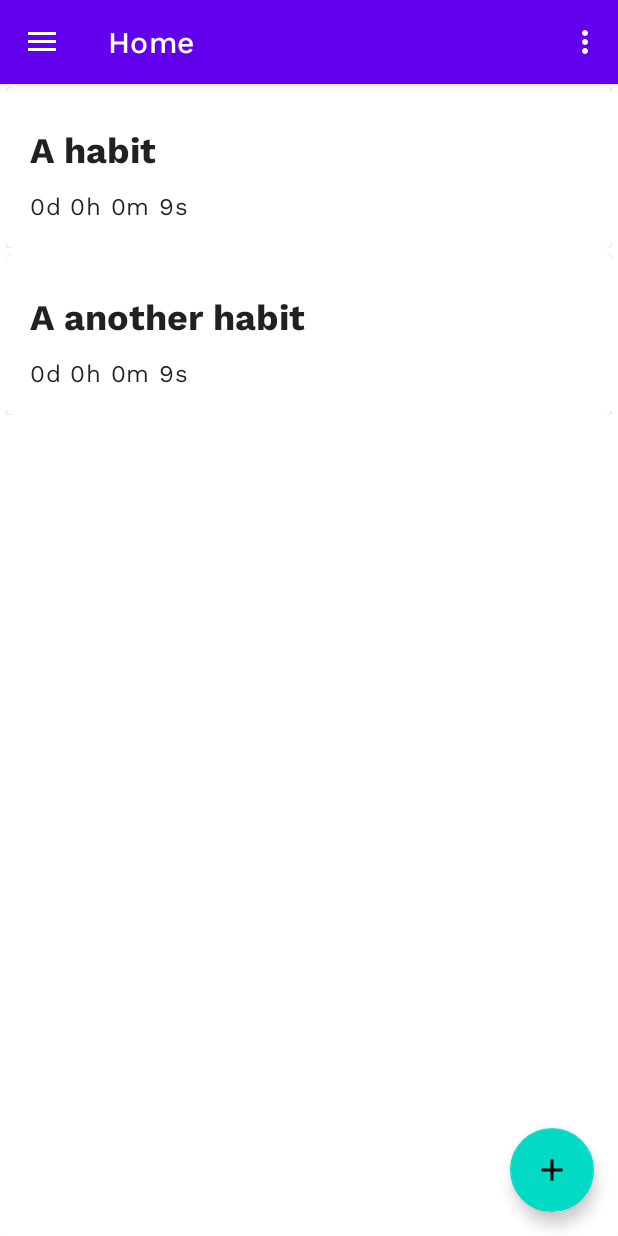
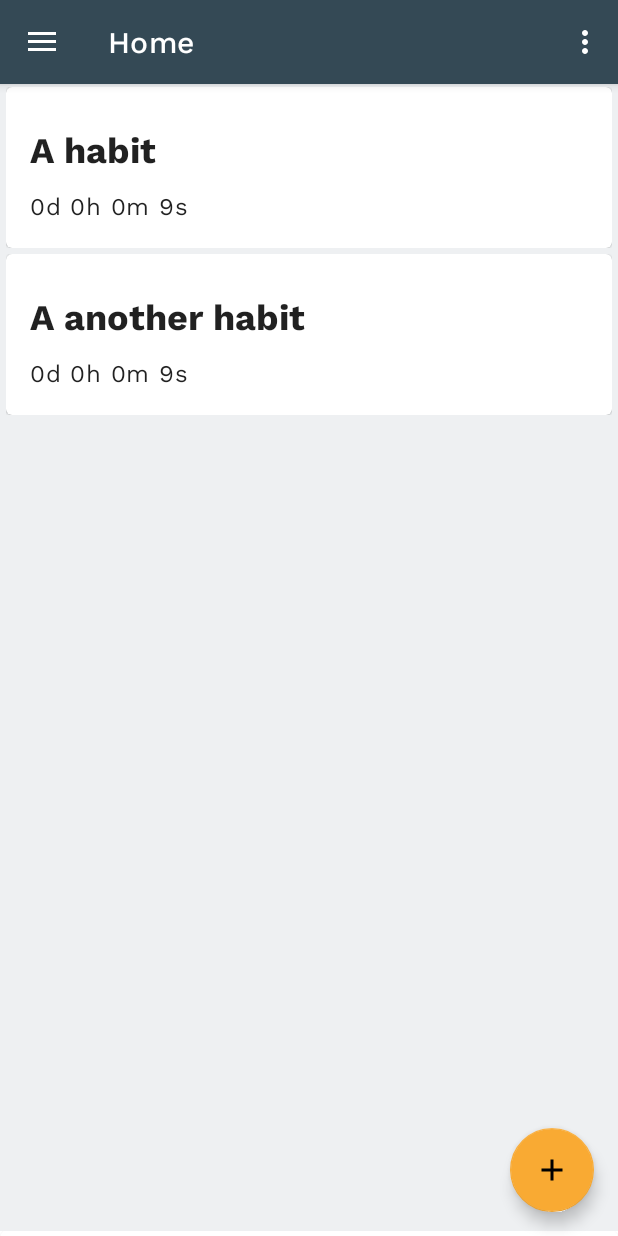
Before and after one commit to tsathis/GoodHabits, an Android app: the screen it shows after launch (MainActivity), on a phone screen of 412 x 824 dp. Run offline under Robolectric (Android 15) with nearby library versions, the phone set to English and light mode, and no system bars; our stand-ins replace Room's generated code, navigation-ui.

Commit message:
Update light theme

```diff
--- a/app/src/main/res/layout/nav_header_main.xml
+++ b/app/src/main/res/layout/nav_header_main.xml
@@ -25,12 +25,14 @@
         android:layout_height="wrap_content"
         android:paddingTop="@dimen/nav_header_vertical_spacing"
         android:text="@string/nav_header_title"
-        android:textAppearance="?attr/textAppearanceBody1" />
+        android:textAppearance="?attr/textAppearanceBody1"
+        android:textColor="?attr/colorOnPrimary"/>
 
     <TextView
         android:id="@+id/textView"
         android:layout_width="wrap_content"
         android:layout_height="wrap_content"
         android:text="@string/nav_header_subtitle"
-        android:textAppearance="?attr/textAppearanceBody2"/>
+        android:textAppearance="?attr/textAppearanceBody2"
+        android:textColor="?attr/colorOnPrimary"/>
 </LinearLayout>
--- a/app/src/main/res/values/colors.xml
+++ b/app/src/main/res/values/colors.xml
@@ -1,5 +1,6 @@
 <?xml version="1.0" encoding="utf-8"?>
 <resources>
+    <!--to remove-->
     <color name="purple_200">#FFBB86FC</color>
     <color name="purple_500">#FF6200EE</color>
     <color name="purple_700">#FF3700B3</color>
@@ -7,4 +8,35 @@
     <color name="teal_700">#FF018786</color>
     <color name="black">#FF000000</color>
     <color name="white">#FFFFFFFF</color>
+
+    <!--new colors-->
+    <color name="color_palette_white_50">#ffffff</color>
+
+    <color name="color_palette_black_800">#121212</color>
+    <color name="color_palette_black_900">#000000</color>
+
+    <color name="color_palette_blue_50">#eef0f2</color>
+    <color name="color_palette_blue_100">#d2dbe0</color>
+    <color name="color_palette_blue_200">#adbbc4</color>
+    <color name="color_palette_blue_300">#8ca2ae</color>
+    <color name="color_palette_blue_600">#4a6572</color>
+    <color name="color_palette_blue_700">#344955</color>
+    <color name="color_palette_blue_800">#232f34</color>
+
+    <color name="color_palette_orange_300">#fbd790</color>
+    <color name="color_palette_orange_400">#f9be64</color>
+    <color name="color_palette_orange_500">#f9aa33</color>
+
+    <color name="color_palette_red_200">#cf7779</color>
+    <color name="color_palette_red_400">#ff4c5d</color>
+
+    <color name="color_palette_white_50_alpha_060">#99ffffff</color>
+
+    <color name="color_palette_blue_50_alpha_060">#99eef0f2</color>
+
+    <color name="color_palette_black_900_alpha_020">#33000000</color>
+    <color name="color_palette_black_900_alpha_087">#de000000</color>
+    <color name="color_palette_black_900_alpha_060">#99000000</color>
+
+    <color name="nav_bar">@color/color_palette_black_900_alpha_020</color>
 </resources>
--- a/app/src/main/res/values/strings.xml
+++ b/app/src/main/res/values/strings.xml
@@ -35,7 +35,7 @@
     <string name="habit_name_edit_text">New  Habit…</string>
     <string name="habit_add_button_text">Add</string>
     <string name="habit_added_notification">New habit added!</string>
-    <string name="habit_added_action_text">Okay</string>
+    <string name="habit_added_action_text">Undo</string>
     <string name="habit_title_label">I commit to grow the habit:</string>
     <string name="text_dummy">Lorem ipsum dolor sit amet, consectetur adipiscing elit, sed do eiusmod tempor incididunt ut labore et dolore magna aliqua. Ut enim ad minim veniam, quis nostrud exercitation ullamco laboris nisi ut aliquip ex ea commodo consequat. Duis aute irure dolor in reprehenderit in voluptate velit esse cillum dolore eu fugiat nulla pariatur. Excepteur sint occaecat cupidatat non proident, sunt in culpa qui officia deserunt mollit anim id est laborum.</string>
 </resources>
--- a/app/src/main/res/values/themes.xml
+++ b/app/src/main/res/values/themes.xml
@@ -1,16 +1,28 @@
-<resources xmlns:tools="http://schemas.android.com/tools">
+<resources>
     <!-- Base application theme. -->
     <style name="Theme.GoodHabits" parent="Theme.MaterialComponents.DayNight.DarkActionBar">
-        <!-- Primary brand color. -->
-        <item name="colorPrimary">@color/purple_500</item>
-        <item name="colorPrimaryVariant">@color/purple_700</item>
-        <item name="colorOnPrimary">@color/white</item>
-        <!-- Secondary brand color. -->
-        <item name="colorSecondary">@color/teal_200</item>
-        <item name="colorSecondaryVariant">@color/teal_700</item>
-        <item name="colorOnSecondary">@color/black</item>
-        <!-- Status bar color. -->
-        <item name="android:statusBarColor" tools:targetApi="l">?attr/colorPrimaryVariant</item>
+
+        <!--Color-->
+        <item name="colorPrimary">@color/color_palette_blue_700</item>
+        <item name="colorPrimaryVariant">@color/color_palette_blue_800</item>
+        <item name="colorSecondary">@color/color_palette_orange_500</item>
+        <item name="colorSecondaryVariant">@color/color_palette_orange_400</item>
+
+        <item name="android:colorBackground">@color/color_palette_blue_50</item>
+        <item name="colorSurface">@color/color_palette_white_50</item>
+        <item name="colorPrimarySurfaceVariant">?attr/colorPrimaryVariant</item>
+        <item name="colorError">@color/color_palette_red_400</item>
+
+        <item name="colorOnPrimary">@color/color_palette_white_50</item>
+        <item name="colorOnSecondary">@color/color_palette_black_900</item>
+        <item name="colorOnBackground">@color/color_palette_black_900</item>
+        <item name="colorOnSurface">@color/color_palette_black_900</item>
+        <item name="colorOnError">@color/color_palette_black_900</item>
+
+        <item name="scrimBackground">@color/color_palette_white_50_alpha_060</item>
+        <item name="android:statusBarColor">?attr/colorPrimary</item>
+        <item name="android:navigationBarColor">@color/nav_bar</item>
+
         <!-- Customize your theme here. -->
         <item name="bottomSheetDialogTheme">@style/AppBottomSheetDialogTheme</item>
 
```
Also changed, not shown: app/src/main/java/com/github/tharindusathis/goodhabits/ui/habit/HabitBottomSheetFragment.java (+9 -2 lines).
